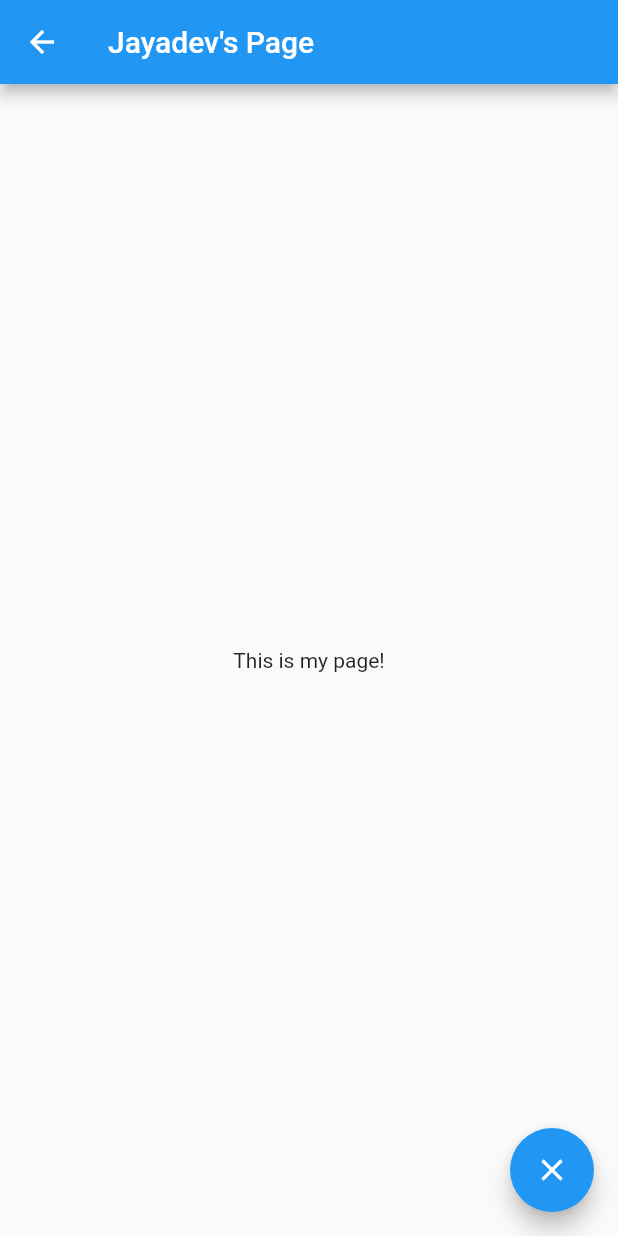
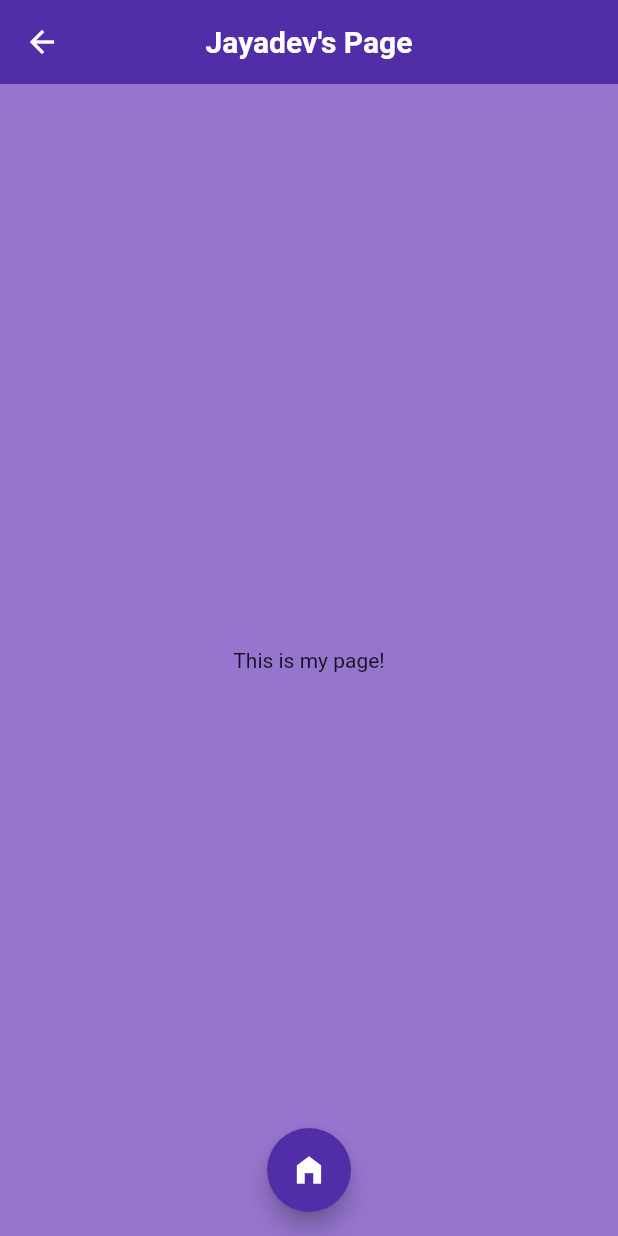
Before and after one commit to jydv402/New-project, a Flutter app: the Secondpage screen opened directly, on a phone screen of 412 x 824 dp. Run offline on Flutter 3.47's test engine with Material 2 defaults, Android fonts, the phone set to English and light mode, and no system bars.

Commit message:
Did minor changes to two.dart file

```diff
--- a/collab_flutter_project/lib/two.dart
+++ b/collab_flutter_project/lib/two.dart
@@ -6,16 +6,30 @@ class Secondpage extends StatelessWidget {
   @override
   Widget build(BuildContext context) {
     return Scaffold(
+      backgroundColor: Colors.deepPurple[300],
       appBar: AppBar(
+        backgroundColor: Colors.deepPurple[700],
         title: const Text("Jayadev's Page"),
+        centerTitle: true,
+        elevation: 0,
+        titleTextStyle: const TextStyle(
+          fontSize: 20,
+          fontWeight: FontWeight.bold,
+          color: Colors.white,
+        ),
       ),
       body: const Center(
         child: Text("This is my page!"),
       ),
       floatingActionButton: FloatingActionButton(
-        onPressed: () {},
-        child: const Icon(Icons.close),
+        onPressed: () {
+          Navigator.pop(context, "Returned from Jayadev's Page");
+        },
+        backgroundColor: Colors.deepPurple[700],
+        hoverColor: Colors.red,
+        child: const Icon(Icons.home_filled),
       ),
+      floatingActionButtonLocation: FloatingActionButtonLocation.centerFloat,
     );
   }
 }
```
